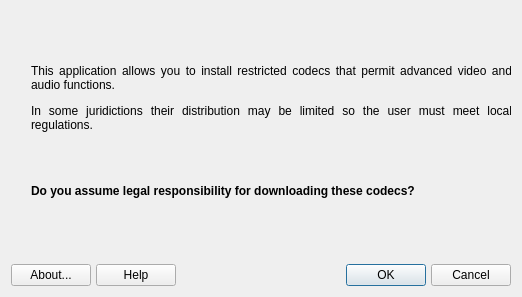
This is mxcodecs.ui in AdrianTM/mx-codecs as Qt 5 draws it before an edit. The edited form follows.
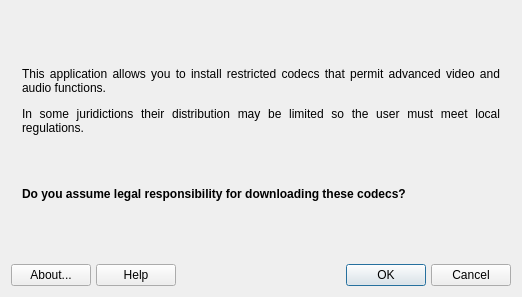
This is the edited form. Icons and pictures are not drawn.

Diff of the .ui file:
```diff
--- a/mxcodecs.ui
+++ b/mxcodecs.ui
@@ -20,15 +20,9 @@
       <number>0</number>
      </property>
      <widget class="QWidget" name="pageAccept">
+      <layout class="QVBoxLayout" name="verticalLayout_4">
+       <item>
       <widget class="QLabel" name="labelAccept">
-       <property name="geometry">
-        <rect>
-         <x>20</x>
-         <y>20</y>
-         <width>481</width>
-         <height>201</height>
-        </rect>
-       </property>
        <property name="text">
         <string>&lt;html&gt;&lt;head/&gt;&lt;body&gt;&lt;p align=&quot;justify&quot;&gt;This application allows you to install restricted codecs that permit advanced video and audio functions.&lt;/p&gt;&lt;p align=&quot;justify&quot;&gt;In some juridictions their distribution may be limited so the user must meet local regulations. &lt;/p&gt;&lt;p align=&quot;justify&quot;&gt;&lt;br/&gt;&lt;/p&gt;&lt;p align=&quot;justify&quot;&gt;&lt;span style=&quot; font-weight:600;&quot;&gt;Do you assume legal responsibility for downloading these codecs?&lt;/span&gt;&lt;/p&gt;&lt;/body&gt;&lt;/html&gt;</string>
        </property>
@@ -39,6 +33,8 @@
         <bool>true</bool>
        </property>
       </widget>
+       </item>
+      </layout>
      </widget>
      <widget class="QWidget" name="pageDownload">
       <layout class="QVBoxLayout" name="verticalLayout_2">
```
Left out of the diff: 30 changed lines with no effect on the pictures. Lines whose indentation alone changed are shown as unchanged.
